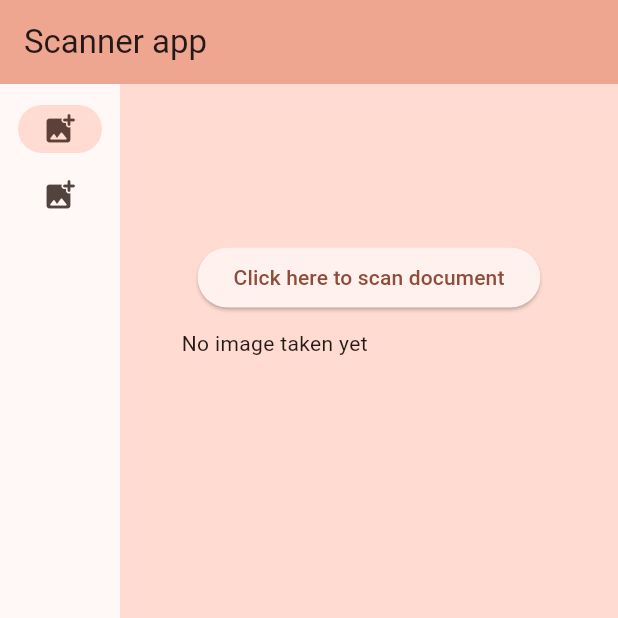
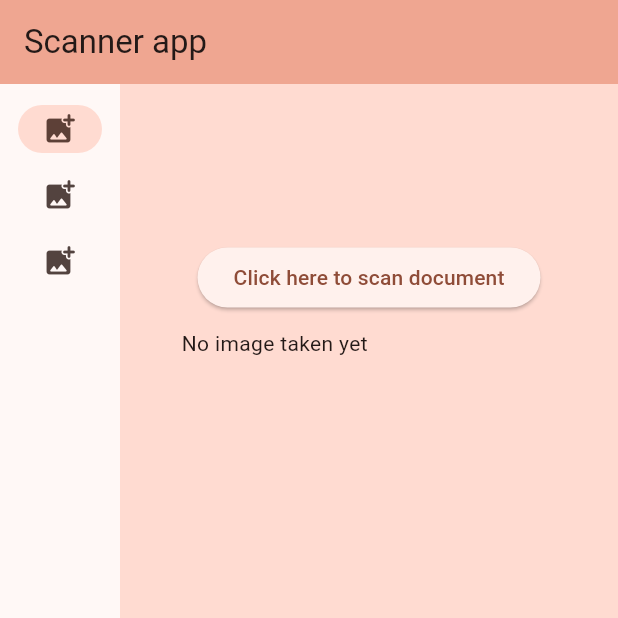
Before and after one commit to paveldeleeersnyder/scanning_documents, a Flutter app: the screen it shows after launch, on a phone screen of 412 x 824 dp, the top half of it. Run offline on Flutter 3.47's test engine with Material 3 defaults, Android fonts, the phone set to English and light mode, and no system bars; missing offline and left inert: document_frame_scanner, flutter_doc_scanner, google_mlkit_document_scanner.

Commit message:
add another way to scan documents but with flutter doc scanner

```diff
--- a/lib/main.dart
+++ b/lib/main.dart
@@ -1,6 +1,7 @@
 import 'package:flutter/material.dart';
 import './google_mlkit_page.dart';
 import './document_frame_scanner.dart';
+import './flutter_doc_scanner.dart';
 
 void main() {
   runApp(const MainApp());
@@ -47,6 +48,9 @@ class _HomePageState extends State<HomePage> {
       case 1:
         page = DocumentScanner();
         break;
+      case 2:
+        page = FlutterDocumentScanner();
+        break;
       default:
         throw UnimplementedError("Should not be able to select this page");
     }
@@ -67,6 +71,10 @@ class _HomePageState extends State<HomePage> {
                     NavigationRailDestination(
                       icon: Icon(Icons.add_photo_alternate_rounded),
                       label: Text('Document frame scanner'),
+                    ),
+                    NavigationRailDestination(
+                      icon: Icon(Icons.add_photo_alternate_rounded),
+                      label: Text('Flutter Document Scanner'),
                     ),
                   ],
                   selectedIndex: selected,
--- a/pubspec.yaml
+++ b/pubspec.yaml
@@ -12,7 +12,8 @@ dependencies:
     sdk: flutter
 
   google_mlkit_document_scanner: ^0.2.0
-  provider: ^6.1.5
+  flutter_doc_scanner: ^0.0.18
+  document_camera_frame: ^2.2.3
 
 dev_dependencies:
   flutter_test:
```
Also changed, not shown: lib/flutter_doc_scanner.dart (added, +54 -0 lines), pubspec.lock.
